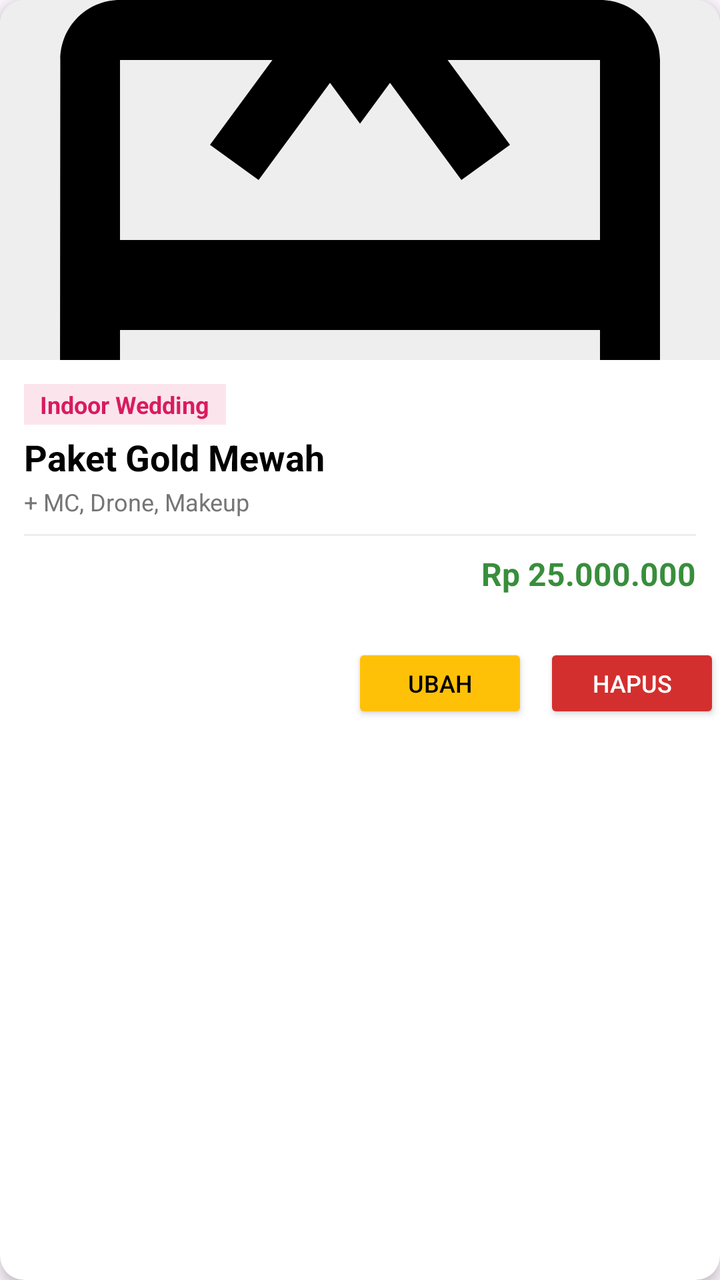
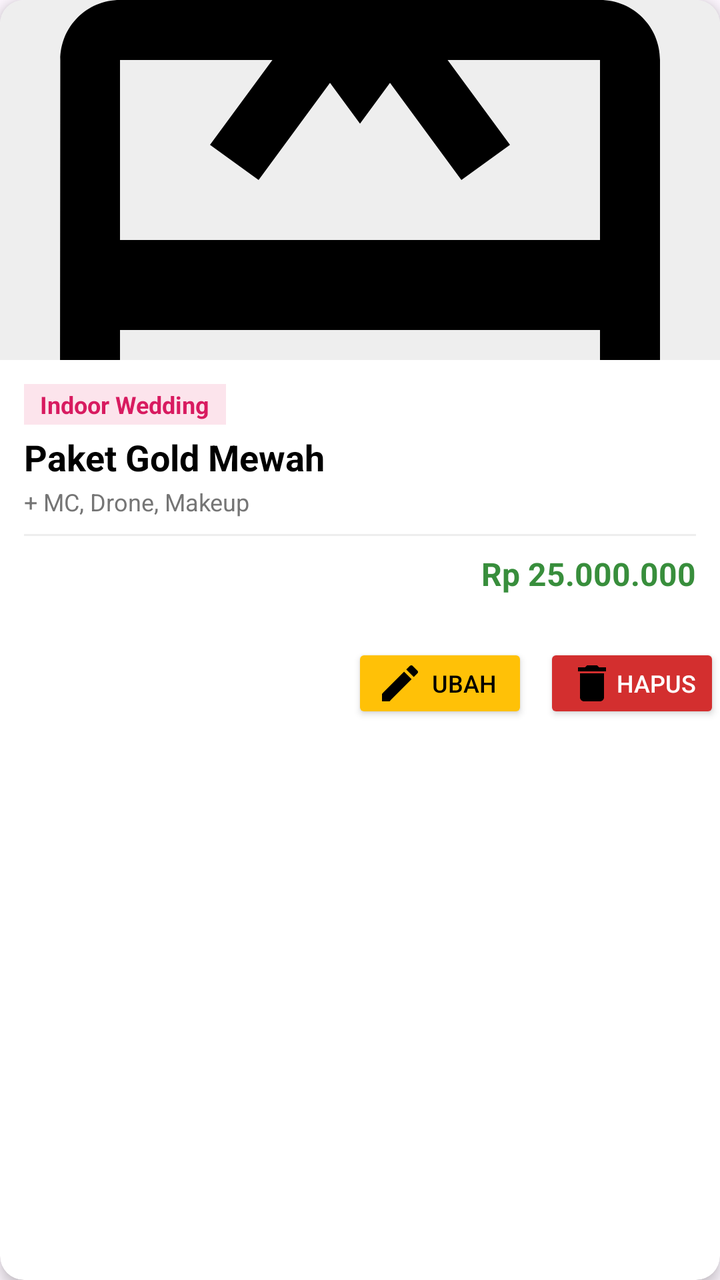

Before-and-after screenshots of an Android layout around one commit, followed by the original layout XML and the change that was made.
<!-- AndroidManifest.xml: application theme Theme.WeddingOrganizer -->
<!-- res/layout/item_package.xml -->
<?xml version="1.0" encoding="utf-8"?>
<androidx.cardview.widget.CardView xmlns:android="http://schemas.android.com/apk/res/android"
    xmlns:app="http://schemas.android.com/apk/res-auto"
    android:layout_width="match_parent"
    android:layout_height="wrap_content"
    android:layout_margin="8dp"
    app:cardCornerRadius="12dp"
    app:cardElevation="4dp">

    <LinearLayout
        android:layout_width="match_parent"
        android:layout_height="wrap_content"
        android:orientation="vertical">

        <ImageView
            android:id="@+id/imgPackage"
            android:layout_width="match_parent"
            android:layout_height="180dp"
            android:scaleType="centerCrop"
            android:src="@drawable/ic_box"
            android:background="#EEEEEE"/>

        <LinearLayout
            android:layout_width="match_parent"
            android:layout_height="wrap_content"
            android:orientation="vertical"
            android:padding="12dp">

            <TextView
                android:id="@+id/tvType"
                android:layout_width="wrap_content"
                android:layout_height="wrap_content"
                android:text="Indoor Wedding"
                android:textSize="12sp"
                android:textColor="#D81B60"
                android:background="#FCE4EC"
                android:paddingStart="8dp"
                android:paddingEnd="8dp"
                android:paddingTop="2dp"
                android:paddingBottom="2dp"
                android:textStyle="bold"/>

            <TextView
                android:id="@+id/tvName"
                android:layout_width="match_parent"
                android:layout_height="wrap_content"
                android:text="Paket Gold Mewah"
                android:textSize="18sp"
                android:textStyle="bold"
                android:textColor="#000000"
                android:layout_marginTop="4dp"/>

            <TextView
                android:id="@+id/tvExtras"
                android:layout_width="match_parent"
                android:layout_height="wrap_content"
                android:text="+ MC, Drone, Makeup"
                android:textSize="12sp"
                android:textColor="#757575"
                android:maxLines="1"
                android:ellipsize="end"
                android:layout_marginTop="2dp"/>

            <View
                android:layout_width="match_parent"
                android:layout_height="1dp"
                android:background="#EEEEEE"
                android:layout_marginTop="8dp"
                android:layout_marginBottom="8dp"/>

            <TextView
                android:id="@+id/tvPrice"
                android:layout_width="match_parent"
                android:layout_height="wrap_content"
                android:text="Rp 25.000.000"
                android:textSize="16sp"
                android:textStyle="bold"
                android:textColor="#388E3C"
                android:gravity="end"/>

        </LinearLayout>
        <LinearLayout
            android:layout_width="match_parent"
            android:layout_height="wrap_content"
            android:orientation="horizontal"
            android:gravity="end"
            android:layout_marginTop="12dp">

            <Button
                android:id="@+id/btnEditPaket"
                android:layout_width="wrap_content"
                android:layout_height="40dp"
                android:text="UBAH"
                android:textSize="12sp"
                android:backgroundTint="#FFC107"
                android:textColor="#000000"
                android:layout_marginEnd="8dp"/>

            <Button
                android:id="@+id/btnDeletePaket"
                android:layout_width="wrap_content"
                android:layout_height="40dp"
                android:text="HAPUS"
                android:textSize="12sp"
                android:backgroundTint="#D32F2F"
                android:textColor="#FFFFFF"/>
        </LinearLayout>
    </LinearLayout>
</androidx.cardview.widget.CardView>
<!-- resources referenced by this layout -->
<resources>
  <!-- drawable ic_box (drawable) -->
  <vector xmlns:android="http://schemas.android.com/apk/res/android"
      android:width="24dp"
      android:height="24dp"
      android:viewportWidth="24"
      android:viewportHeight="24">
      <path
          android:fillColor="#FF000000"
          android:pathData="M20,6h-2.18c0.11,-0.31 0.18,-0.65 0.18,-1 0,-1.66 -1.34,-3 -3,-3 -1.05,0 -1.96,0.54 -2.5,1.35l-0.5,0.67 -0.5,-0.68C10.96,2.54 10.05,2 9,2 7.34,2 6,3.34 6,5c0,0.35 0.07,0.69 0.18,1H4c-1.11,0 -1.99,0.89 -1.99,2L2,19c0,1.11 0.89,2 2,2h16c1.11,0 2,-0.89 2,-2V8c0,-1.11 -0.89,-2 -2,-2zm-5,-2c0.55,0 1,0.45 1,1s-0.45,1 -1,1 -1,-0.45 -1,-1 0.45,-1 1,-1zM9,4c0.55,0 1,0.45 1,1s-0.45,1 -1,1 -1,-0.45 -1,-1 0.45,-1 1,-1zm11,15H4v-2h16v2zm0,-5H4V8h5.08L7,10.83 8.62,12 11,8.76l1,1.36 1,-1.36L15.38,12 17,10.83 14.92,8H20v6z"/>
  </vector>
  <style name="Theme.WeddingOrganizer" parent="Base.Theme.WeddingOrganizer" />
  <style name="Base.Theme.WeddingOrganizer" parent="Theme.Material3.DayNight.NoActionBar">
          
          
      </style>
</resources>

<!-- the commit's change to res/layout/item_package.xml (unified diff, before → after) -->
@@ -90,6 +90,7 @@
                 android:id="@+id/btnEditPaket"
                 android:layout_width="wrap_content"
                 android:layout_height="40dp"
+                android:drawableStart="@drawable/ic_edit"
                 android:text="UBAH"
                 android:textSize="12sp"
                 android:backgroundTint="#FFC107"
@@ -100,6 +101,7 @@
                 android:id="@+id/btnDeletePaket"
                 android:layout_width="wrap_content"
                 android:layout_height="40dp"
+                android:drawableStart="@drawable/ic_delete"
                 android:text="HAPUS"
                 android:textSize="12sp"
                 android:backgroundTint="#D32F2F"
<!-- resource entries referenced after the edit -->
@@ -10,6 +10,26 @@
           android:fillColor="#FF000000"
           android:pathData="M20,6h-2.18c0.11,-0.31 0.18,-0.65 0.18,-1 0,-1.66 -1.34,-3 -3,-3 -1.05,0 -1.96,0.54 -2.5,1.35l-0.5,0.67 -0.5,-0.68C10.96,2.54 10.05,2 9,2 7.34,2 6,3.34 6,5c0,0.35 0.07,0.69 0.18,1H4c-1.11,0 -1.99,0.89 -1.99,2L2,19c0,1.11 0.89,2 2,2h16c1.11,0 2,-0.89 2,-2V8c0,-1.11 -0.89,-2 -2,-2zm-5,-2c0.55,0 1,0.45 1,1s-0.45,1 -1,1 -1,-0.45 -1,-1 0.45,-1 1,-1zM9,4c0.55,0 1,0.45 1,1s-0.45,1 -1,1 -1,-0.45 -1,-1 0.45,-1 1,-1zm11,15H4v-2h16v2zm0,-5H4V8h5.08L7,10.83 8.62,12 11,8.76l1,1.36 1,-1.36L15.38,12 17,10.83 14.92,8H20v6z"/>
   </vector>
+  <!-- drawable ic_delete (drawable) -->
+  <vector xmlns:android="http://schemas.android.com/apk/res/android"
+      android:width="24dp"
+      android:height="24dp"
+      android:viewportWidth="24"
+      android:viewportHeight="24">
+      <path
+          android:fillColor="#FF000000"
+          android:pathData="M6,19c0,1.1 0.9,2 2,2h8c1.1,0 2,-0.9 2,-2V7H6v12zM19,4h-3.5l-1,-1h-5l-1,1H5v2h14V4z"/>
+  </vector>
+  <!-- drawable ic_edit (drawable) -->
+  <vector xmlns:android="http://schemas.android.com/apk/res/android"
+      android:width="24dp"
+      android:height="24dp"
+      android:viewportWidth="24"
+      android:viewportHeight="24">
+      <path
+          android:fillColor="#FF000000"
+          android:pathData="M3,17.25V21h3.75L17.81,9.94l-3.75,-3.75L3,17.25zM20.71,7.04c0.39,-0.39 0.39,-1.02 0,-1.41l-2.34,-2.34c-0.39,-0.39 -1.02,-0.39 -1.41,0l-1.83,1.83 3.75,3.75 1.83,-1.83z"/>
+  </vector>
   <style name="Theme.WeddingOrganizer" parent="Base.Theme.WeddingOrganizer" />
   <style name="Base.Theme.WeddingOrganizer" parent="Theme.Material3.DayNight.NoActionBar">
           
